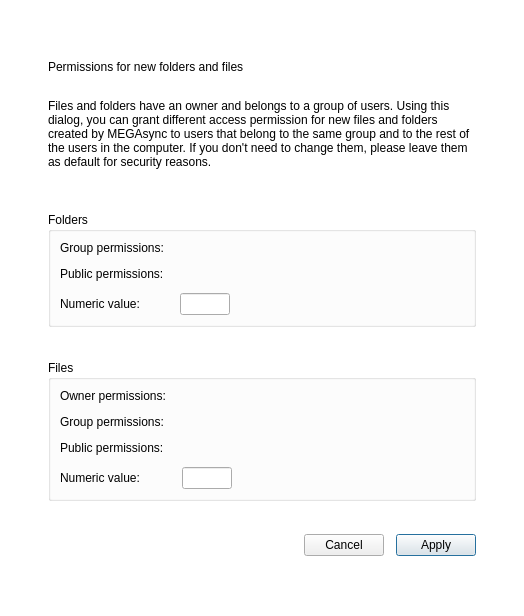
meganz/MEGAsync, file src/MEGASync/gui/ui/PermissionsDialog.ui: the form before one commit.
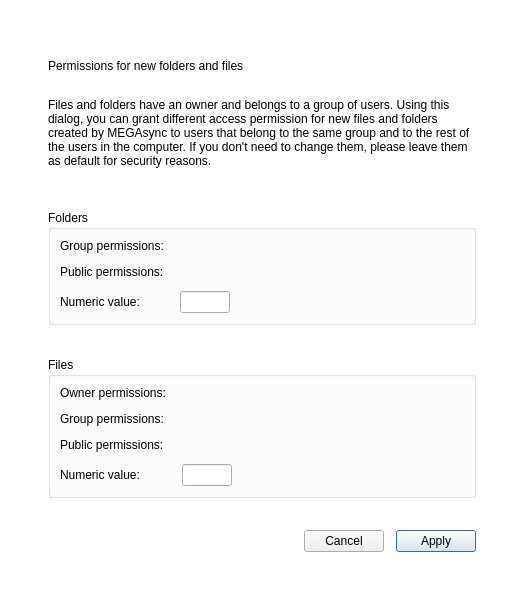
The form after the commit. Custom widgets are drawn as their Qt base class.

Patch:
```diff
--- a/src/MEGASync/gui/ui/PermissionsDialog.ui
+++ b/src/MEGASync/gui/ui/PermissionsDialog.ui
@@ -7,7 +7,7 @@
     <x>0</x>
     <y>0</y>
     <width>524</width>
-    <height>616</height>
+    <height>612</height>
    </rect>
   </property>
   <property name="sizePolicy">
@@ -18,8 +18,8 @@
   </property>
   <property name="minimumSize">
    <size>
-    <width>0</width>
-    <height>0</height>
+    <width>524</width>
+    <height>612</height>
    </size>
   </property>
   <property name="maximumSize">
```
